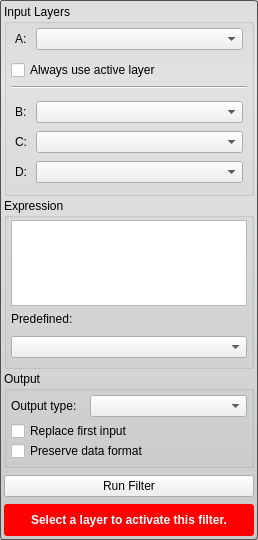
First picture: the form in src/Interface/ToolInterface/ArithmeticFilterInterface.ui, repository SCIInstitute/Seg3D, before the edit.
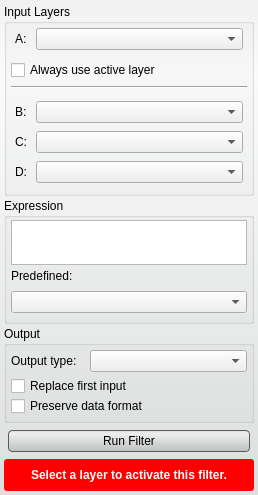
Second picture: the form after the edit. Custom widgets are drawn as their Qt base class.

```diff
--- a/src/Interface/ToolInterface/ArithmeticFilterInterface.ui
+++ b/src/Interface/ToolInterface/ArithmeticFilterInterface.ui
@@ -7,7 +7,7 @@
     <x>0</x>
     <y>0</y>
     <width>258</width>
-    <height>540</height>
+    <height>495</height>
    </rect>
   </property>
   <property name="windowTitle">
@@ -16,8 +16,28 @@
   <property name="styleSheet">
    <string notr="true">QWidget#ArithmeticFilterInterface{
   border-radius: 3px;
-  border: 1px solid rgb(80, 80,80);
-  background-color: qlineargradient(spread:pad, x1:0.5, y1:0, x2:0.5, y2:0.960227, stop:0 rgba(221, 221, 221, 255), stop:0.155779 rgba(228, 228, 228, 255), stop:1 rgba(202, 204, 204, 255));      
+  background-color: qlineargradient(spread:pad, x1:0.5, y1:0, x2:0.5, y2:0.960227, stop:0 rgba(241, 241, 241, 255), stop:0.155779 rgba(250, 250, 250, 255), stop:1 rgba(222, 224, 224, 255));      
+}
+
+QPushButton{
+  background-color: qlineargradient(spread:pad, x1:0.5, y1:0, x2:0.5, y2:0.960227, stop:0 rgba(221, 221, 221, 255), stop:0.155779 rgba(238, 238, 238, 255), stop:1 rgba(192, 194, 194, 255));
+  border-radius: 4px;
+  border: 1px solid rgb(90, 90, 90);
+  margin:4px;
+}
+
+QPushButton:hover{
+  background-color: qlineargradient(spread:pad, x1:0.5, y1:0, x2:0.5, y2:1, stop:0 rgba(195, 195, 195, 255), stop:0.253769 rgba(206, 206, 206, 255), stop:1 rgba(185, 185, 185, 255));
+  border-radius: 4px;
+  border: 1px solid rgb(90, 90, 90);
+  margin:4px;
+}
+
+QPushButton:pressed{
+  background-color: qlineargradient(spread:pad, x1:0.5, y1:0, x2:0.5, y2:1, stop:0 rgba(150, 150, 150, 255), stop:0.753769 rgba(206, 206, 206, 255), stop:1 rgba(185, 185, 185, 255));
+  border-radius: 4px;
+  border: 1px solid rgb(90, 90, 90);
+  margin:4px;
 }</string>
   </property>
   <layout class="QVBoxLayout" name="verticalLayout">
@@ -265,6 +285,9 @@
       <string>Expression</string>
      </property>
      <layout class="QVBoxLayout" name="verticalLayout_7">
+      <property name="spacing">
+       <number>4</number>
+      </property>
       <property name="leftMargin">
        <number>4</number>
       </property>
@@ -460,6 +483,12 @@
       </property>
       <item>
        <widget class="QPushButton" name="runFilterButton">
+        <property name="minimumSize">
+         <size>
+          <width>0</width>
+          <height>30</height>
+         </size>
+        </property>
         <property name="text">
          <string>Run Filter</string>
         </property>
```
